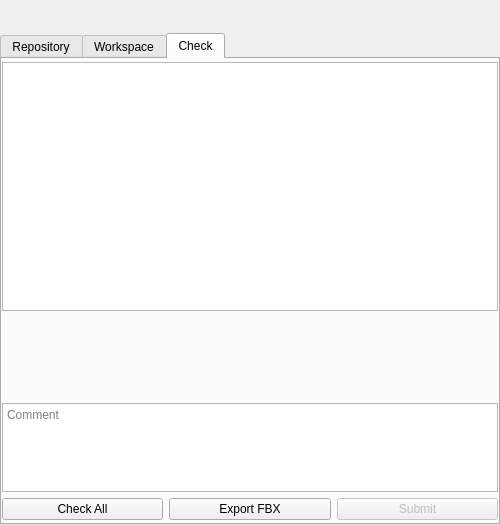
Qt form maya/ui/main.ui (lonegather/Samkit) before a commit.
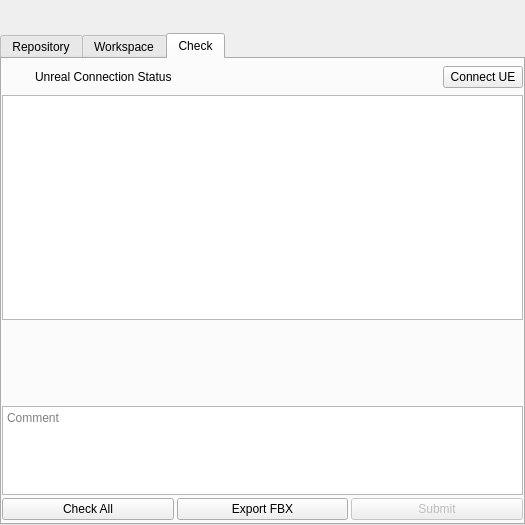
The same form after that commit. The open tabs and pages were chosen to show the change.

Commit message: connection to ue

Diff of the .ui file:
```diff
--- a/maya/ui/main.ui
+++ b/maya/ui/main.ui
@@ -6,13 +6,13 @@
    <rect>
     <x>0</x>
     <y>0</y>
-    <width>500</width>
+    <width>525</width>
     <height>525</height>
    </rect>
   </property>
   <property name="minimumSize">
    <size>
-    <width>500</width>
+    <width>525</width>
     <height>0</height>
    </size>
   </property>
@@ -393,7 +393,10 @@
       <attribute name="title">
        <string>Check</string>
       </attribute>
-      <layout class="QVBoxLayout" name="verticalLayout_6" stretch="1,0,0,0">
+      <layout class="QVBoxLayout" name="verticalLayout_6" stretch="0,1,0,0,0">
+       <property name="spacing">
+        <number>3</number>
+       </property>
        <property name="leftMargin">
         <number>0</number>
        </property>
@@ -406,6 +409,52 @@
        <property name="bottomMargin">
         <number>3</number>
        </property>
+       <item>
+        <layout class="QHBoxLayout" name="horizontalLayout_6">
+         <property name="spacing">
+          <number>3</number>
+         </property>
+         <item>
+          <widget class="QLabel" name="lbl_ue_icon">
+           <property name="minimumSize">
+            <size>
+             <width>30</width>
+             <height>30</height>
+            </size>
+           </property>
+           <property name="maximumSize">
+            <size>
+             <width>30</width>
+             <height>30</height>
+            </size>
+           </property>
+           <property name="text">
+            <string/>
+           </property>
+          </widget>
+         </item>
+         <item>
+          <widget class="QLabel" name="lbl_ue_status">
+           <property name="sizePolicy">
+            <sizepolicy hsizetype="Expanding" vsizetype="Preferred">
+             <horstretch>0</horstretch>
+             <verstretch>0</verstretch>
+            </sizepolicy>
+           </property>
+           <property name="text">
+            <string>Unreal Connection Status</string>
+           </property>
+          </widget>
+         </item>
+         <item>
+          <widget class="QPushButton" name="btn_ue">
+           <property name="text">
+            <string>Connect UE</string>
+           </property>
+          </widget>
+         </item>
+        </layout>
+       </item>
        <item>
         <widget class="QTreeView" name="tv_plugin">
          <property name="indentation">
```
The commit also changes 18 other files.
